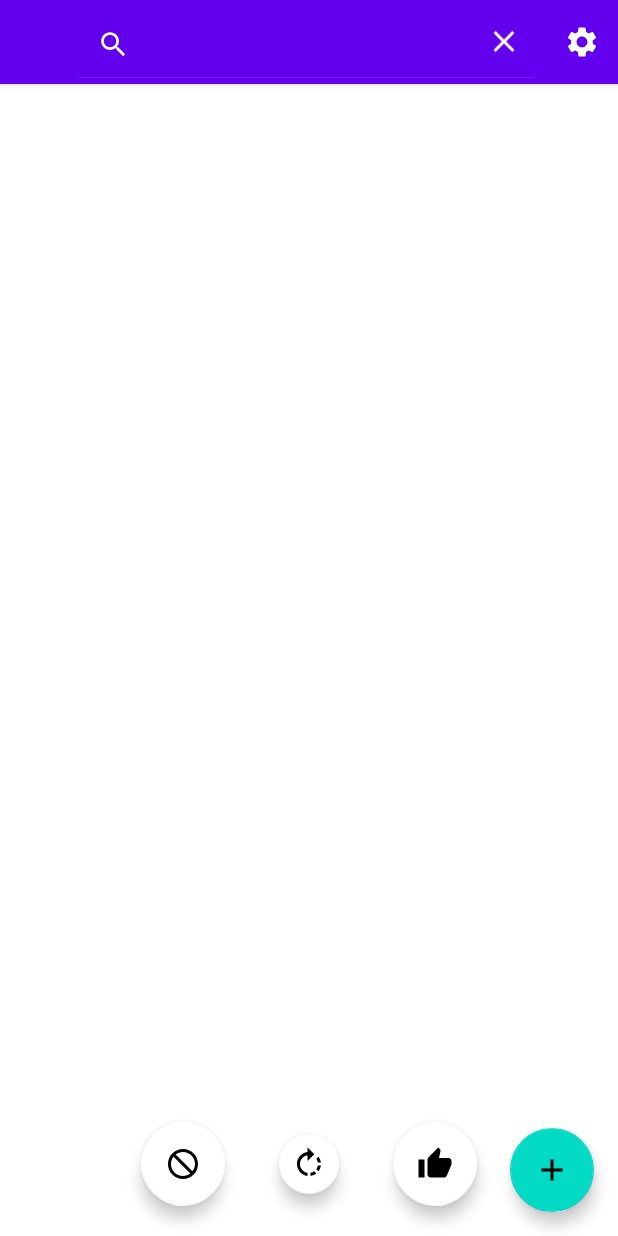
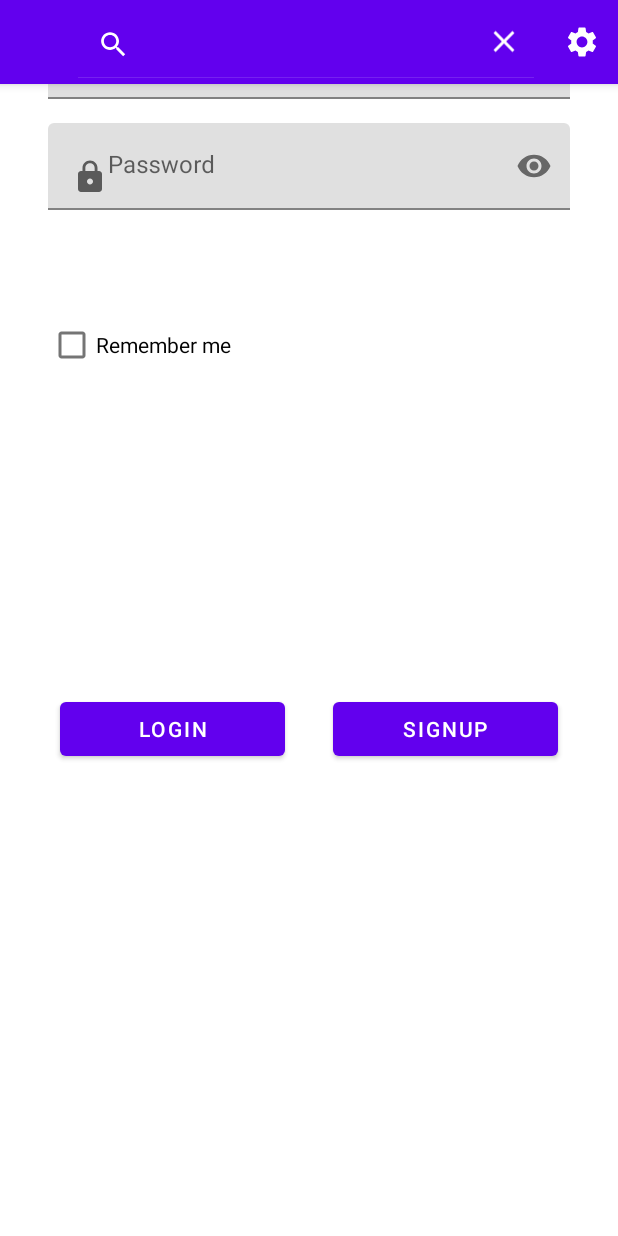
Before and after one commit to saribricka/SPinder, an Android app: the screen it shows after launch (MainActivity), after a tap on "Search", on a phone screen of 412 x 824 dp. Run offline under Robolectric (Android 15) with nearby library versions, the phone set to English and light mode, and no system bars; our stand-ins replace Room's generated code.

Commit message:
layout fixes

```diff
--- a/app/src/main/AndroidManifest.xml
+++ b/app/src/main/AndroidManifest.xml
@@ -38,6 +38,7 @@
             </intent-filter>
         </activity>
         <activity android:name=".SettingsActivity" />
+        <activity android:name=".LoginActivity" />
     </application>
 
 </manifest>
--- a/app/src/main/java/com/example/progetto/MainActivity.java
+++ b/app/src/main/java/com/example/progetto/MainActivity.java
@@ -23,7 +23,7 @@ public class MainActivity extends AppCompatActivity {
     @Override
     protected void onCreate(Bundle savedInstanceState) {
         super.onCreate(savedInstanceState);
-        setContentView(R.layout.activity_main);
+        setContentView(R.layout.log_in);
 
         //if there was no configuration change, create the fragment
         if (savedInstanceState == null)
--- a/app/src/main/res/layout/activity_main.xml
+++ b/app/src/main/res/layout/activity_main.xml
@@ -7,6 +7,7 @@
     tools:context=".MainActivity">
 
     <include layout="@layout/topbar"/>
+    <include layout="@layout/card_layout"/>
     <include layout="@layout/buttons"/>
 
     <androidx.fragment.app.FragmentContainerView
--- a/app/src/main/res/layout/card_layout.xml
+++ b/app/src/main/res/layout/card_layout.xml
@@ -19,7 +19,8 @@
     <androidx.appcompat.widget.LinearLayoutCompat
         android:layout_width="match_parent"
         android:layout_height="wrap_content"
-        android:orientation="vertical">
+        android:orientation="vertical"
+        android:layout_marginTop="50dp">
 
         <ImageView
             android:id="@+id/profileImage"
--- a/app/src/main/res/layout/log_in.xml
+++ b/app/src/main/res/layout/log_in.xml
@@ -7,34 +7,34 @@
     android:layout_height="match_parent"
     android:gravity="center"
     android:orientation="vertical"
-    app:layout_constraintBottom_toBottomOf="@layout/logo"
+    app:layout_constraintBottom_toBottomOf="parent"
     app:layout_constraintEnd_toEndOf="parent"
     app:layout_constraintStart_toStartOf="parent"
-    app:layout_constraintTop_toBottomOf="@layout/logo">
+    app:layout_constraintTop_toBottomOf="parent">
 
-    <include layout="@layout/logo"/>
+    <include layout="@layout/topbar"/>
 
     <androidx.constraintlayout.widget.ConstraintLayout
-          android:layout_width="match_parent"
-          android:layout_height="wrap_content"
-          android:id="@+id/Constraint2"
-          android:gravity="center"
-          android:orientation="vertical"
-          app:layout_constraintBottom_toBottomOf="@layout/logo"
-          app:layout_constraintEnd_toEndOf="parent"
-          app:layout_constraintStart_toStartOf="parent"
-          app:layout_constraintTop_toBottomOf="@layout/logo">
+        android:id="@+id/Constraint2"
+        android:layout_width="match_parent"
+        android:layout_height="wrap_content"
+        android:layout_marginTop="32dp"
+        android:gravity="center_vertical"
+        android:orientation="vertical"
+        app:layout_constraintTop_toBottomOf="@layout/topbar"
+        app:layout_constraintEnd_toEndOf="parent"
+        app:layout_constraintStart_toEndOf="parent">
 
         <com.google.android.material.textfield.TextInputLayout
             android:id="@+id/txtInLayoutUsername"
             android:layout_width="0dp"
             android:layout_height="wrap_content"
+            android:layout_marginStart="32dp"
+            android:layout_marginLeft="32dp"
+            android:layout_marginTop="8dp"
+            android:layout_marginEnd="32dp"
+            android:layout_marginRight="32dp"
             android:layout_marginBottom="8dp"
-            android:layout_marginEnd="32dp"
-            android:layout_marginLeft="32dp"
-            android:layout_marginRight="32dp"
-            android:layout_marginStart="32dp"
-            android:layout_marginTop="8dp"
             app:layout_constraintBottom_toTopOf="@id/txtInLayoutPassword"
             app:layout_constraintEnd_toEndOf="parent"
             app:layout_constraintHorizontal_bias="0.5"
@@ -45,8 +45,8 @@
                 android:id="@+id/username"
                 android:layout_width="match_parent"
                 android:layout_height="wrap_content"
+                android:drawableStart="@drawable/ic_baseline_android_24"
                 android:drawableLeft="@drawable/ic_baseline_android_24"
-                android:drawableStart="@drawable/ic_baseline_android_24"
                 android:hint="@string/user_name"
                 android:inputType="text" />
         </com.google.android.material.textfield.TextInputLayout>
@@ -54,28 +54,28 @@
 
         <com.google.android.material.textfield.TextInputLayout
             android:id="@+id/txtInLayoutPassword"
-            app:passwordToggleEnabled="true"
             android:layout_width="0dp"
             android:layout_height="wrap_content"
+            android:layout_marginStart="32dp"
+            android:layout_marginLeft="32dp"
+            android:layout_marginTop="8dp"
+            android:layout_marginEnd="32dp"
+            android:layout_marginRight="32dp"
             android:layout_marginBottom="8.0dip"
-            android:layout_marginEnd="32dp"
-            android:layout_marginLeft="32dp"
-            android:layout_marginRight="32dp"
-            android:layout_marginStart="32dp"
-            android:layout_marginTop="8dp"
             app:layout_constraintBottom_toBottomOf="parent"
             app:layout_constraintEnd_toEndOf="parent"
             app:layout_constraintStart_toStartOf="parent"
-            app:layout_constraintTop_toBottomOf="@+id/txtInLayoutUsername">
+            app:layout_constraintTop_toBottomOf="@+id/txtInLayoutUsername"
+            app:passwordToggleEnabled="true">
 
             <com.google.android.material.textfield.TextInputEditText
                 android:id="@+id/password"
                 android:layout_width="match_parent"
                 android:layout_height="wrap_content"
+                android:drawableStart="@drawable/ic_baseline_lock_24"
                 android:drawableLeft="@drawable/ic_baseline_lock_24"
                 android:hint="@string/password"
-                android:inputType="textPassword"
-                android:drawableStart="@drawable/ic_baseline_lock_24" />
+                android:inputType="textPassword" />
 
         </com.google.android.material.textfield.TextInputLayout>
 
@@ -89,6 +89,7 @@
         android:layout_marginLeft="32dp"
         android:layout_marginRight="32dp"
         android:layout_marginStart="32dp"
+        android:gravity="center_vertical"
         app:layout_constraintBottom_toBottomOf="@id/Constraint2"
         app:layout_constraintEnd_toEndOf="parent"
         app:layout_constraintStart_toStartOf="parent"
--- a/app/src/main/res/values/strings.xml
+++ b/app/src/main/res/values/strings.xml
@@ -1,5 +1,5 @@
 <resources>
-    <string name="app_name">Childer</string>
+    <string name="app_name">SPinder</string>
     <string name="search">Search</string>
     <string name="settings">Settings</string>
     <string name="profile_pic">Profile pic</string>
```
Also changed, not shown: 1 other file.
